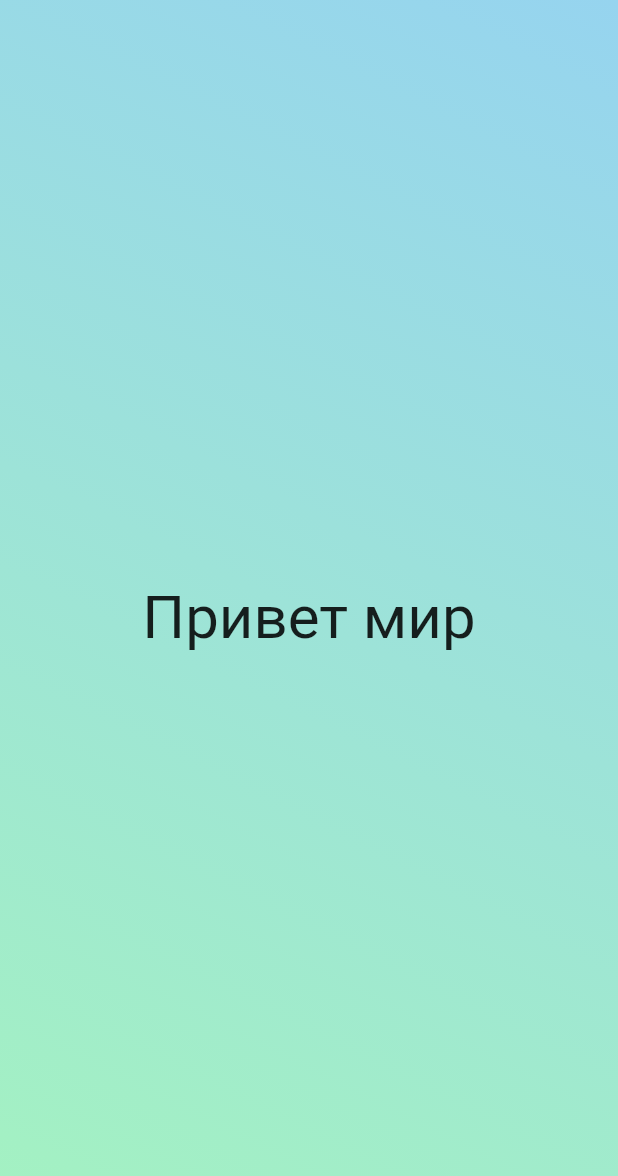
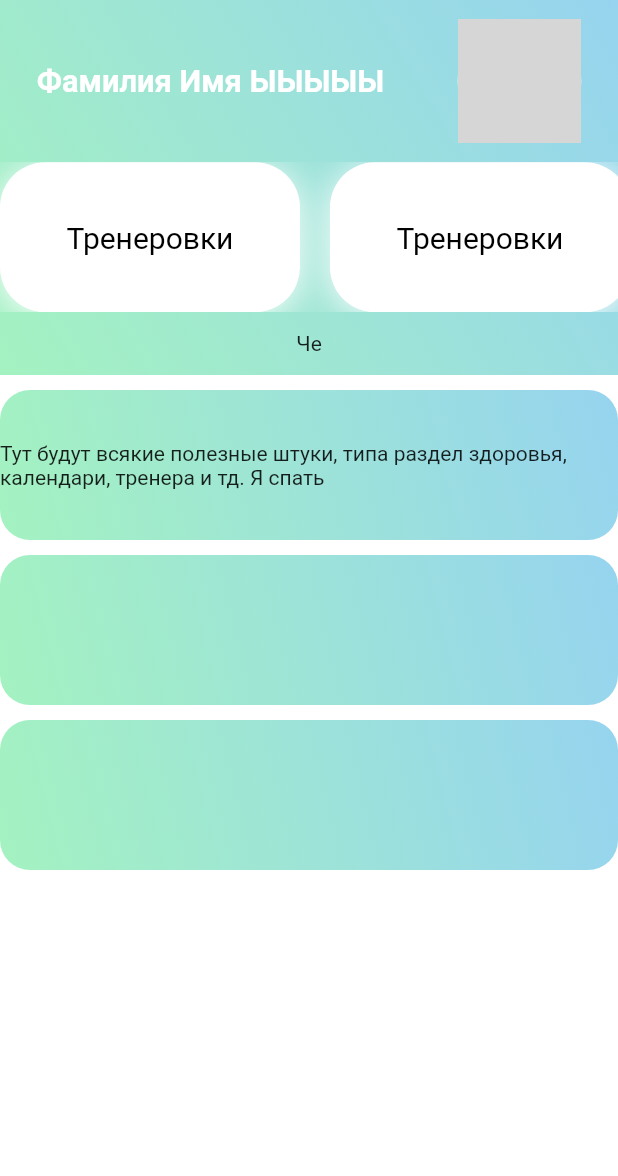
Before and after one commit to SmartYoga/mobile, a Flutter app: the screen it shows after launch, after a tap on "Войти", on a phone screen of 412 x 824 dp. Shown: the top 1176 px of the screen. Run offline on Flutter 3.47's test engine with Material 2 defaults, Android fonts, the phone set to English and light mode, and no system bars; network calls fail; grey boxes are pictures that could not be loaded.

Commit message:
home page add

```diff
--- a/lib/main.dart
+++ b/lib/main.dart
@@ -11,6 +11,7 @@ class MyApp extends StatelessWidget {
   Widget build(BuildContext context) {
     return MaterialApp(
       title: 'SmartYoga App',
+      debugShowCheckedModeBanner: false,
       theme: ThemeData(
           //#96d4ef
           // primarySwatch: Colors.blue,
--- a/lib/pages/start.dart
+++ b/lib/pages/start.dart
@@ -12,18 +12,124 @@ class _StartPageState extends State<StartPage> {
         body: Container(
       width: MediaQuery.of(context).size.width,
       height: MediaQuery.of(context).size.height,
+      color: Colors.white,
+      child: Column(
+        children: [
+          Container(
+            width: double.infinity,
+            height: 250,
             decoration: BoxDecoration(
+              color: Colors.white,
               gradient: LinearGradient(
                   begin: Alignment.topRight,
                   end: Alignment.bottomLeft,
                   colors: [Color(0xFF96D4EF), Color(0xFFA4F2C1)]),
             ),
-        alignment: Alignment.center,
+            child: Column(
+              mainAxisAlignment: MainAxisAlignment.spaceEvenly,
+              children: [
+                Row(
+                  mainAxisAlignment: MainAxisAlignment.spaceAround,
+                  children: [
+                    Text(
+                      'Фамилия Имя ЫЫЫЫЫ',
+                      style: TextStyle(
+                        fontSize: MediaQuery.of(context).size.width * 0.05,
+                        fontWeight: FontWeight.bold,
+                        color: Colors.white,
+                      ),
+                    ),
+                    CircleAvatar(
+                      radius: MediaQuery.of(context).size.width * 0.1,
+                      //backgroundImage: AssetImage('assets/logo.png'),
+                      backgroundImage: NetworkImage(
+                          'https://memepedia.ru/wp-content/uploads/2020/10/polskaja-korova-mem.png'),
+                      backgroundColor: Colors.white,
+                    ),
+                  ],
+                ),
+                new Container(
+                  decoration: BoxDecoration(
+                    borderRadius: BorderRadius.all(Radius.circular(10.0)),
+                  ),
+                  height: 100,
+                  child: new ListView(
+                    scrollDirection: Axis.horizontal,
+                    children: new List.generate(10, (int index) {
+                      return new Container(
+                        margin: EdgeInsets.only(right: 20),
+                        decoration: BoxDecoration(
+                          color: Colors.white,
+                          borderRadius: BorderRadius.all(
+                            Radius.circular(30.0),
+                          ),
+                          boxShadow: [
+                            BoxShadow(
+                                color: Colors.white,
+                                blurRadius: 20.0,
+                                offset: Offset(0, 3))
+                          ],
+                        ),
+                        width: 200.0,
+                        child: Center(
                           child: Text(
-          'Привет мир',
-          style: TextStyle(fontSize: 40),
+                            'Тренеровки',
+                            textAlign: TextAlign.center,
+                            style: TextStyle(color: Colors.black, fontSize: 20),
                           ),
                         ),
                       );
+                    }),
+                  ),
+                ),
+                Text('Че'),
+              ],
+            ),
+          ),
+          SizedBox(height: 10),
+          Container(
+            alignment: Alignment.center,
+            width: double.infinity,
+            height: 100,
+            decoration: BoxDecoration(
+              color: Colors.white,
+              borderRadius: BorderRadius.circular(20),
+              gradient: LinearGradient(
+                  begin: Alignment.topRight,
+                  end: Alignment.bottomLeft,
+                  colors: [Color(0xFF96D4EF), Color(0xFFA4F2C1)]),
+            ),
+            child: Text(
+                'Тут будут всякие полезные штуки, типа раздел здоровья, календари, тренера и тд. Я спать'),
+          ),
+          SizedBox(height: 10),
+          Container(
+            width: double.infinity,
+            height: 100,
+            decoration: BoxDecoration(
+              color: Colors.white,
+              borderRadius: BorderRadius.circular(20),
+              gradient: LinearGradient(
+                  begin: Alignment.topRight,
+                  end: Alignment.bottomLeft,
+                  colors: [Color(0xFF96D4EF), Color(0xFFA4F2C1)]),
+            ),
+          ),
+          SizedBox(height: 10),
+          Container(
+            width: double.infinity,
+            height: 100,
+            decoration: BoxDecoration(
+              color: Colors.white,
+              borderRadius: BorderRadius.circular(20),
+              gradient: LinearGradient(
+                  begin: Alignment.topRight,
+                  end: Alignment.bottomLeft,
+                  colors: [Color(0xFF96D4EF), Color(0xFFA4F2C1)]),
+            ),
+          ),
+        ],
+      ),
+    ));
   }
 }
```
Also changed, not shown: 1 other file. Lines whose indentation alone changed are shown as unchanged.
